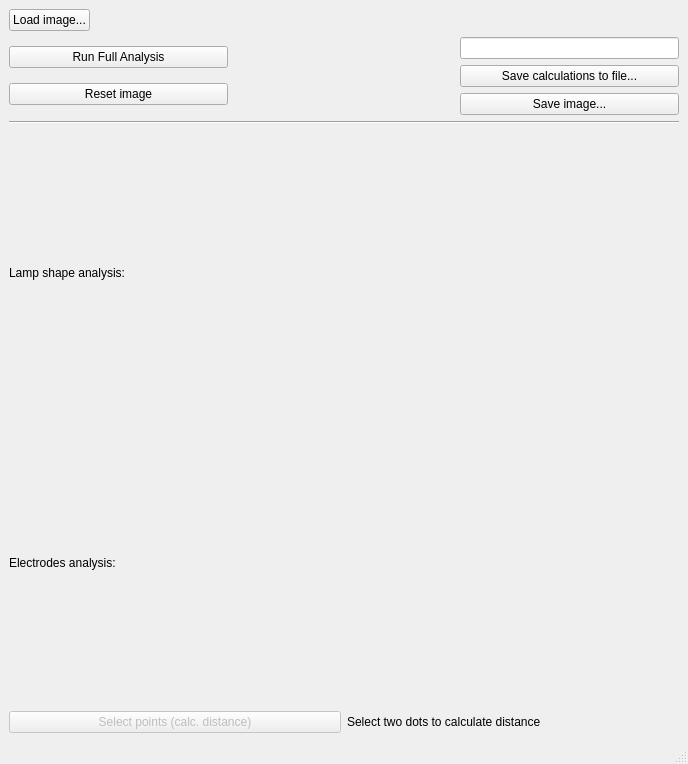
First picture: the form in mainwindow/mainwindow.ui, repository ste1maria/lampImageAnalyser, before the edit.
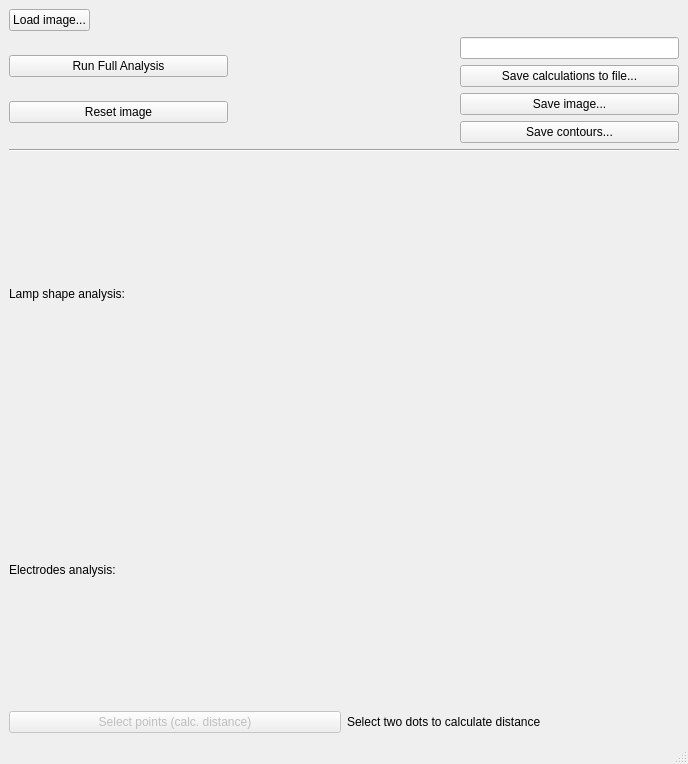
Second picture: the form after the edit.

Commit message: added saving wall contours

What changed in the file:
```diff
--- a/mainwindow/mainwindow.ui
+++ b/mainwindow/mainwindow.ui
@@ -86,6 +86,13 @@
           </property>
          </widget>
         </item>
+        <item>
+         <widget class="QPushButton" name="pushButtonSaveContours">
+          <property name="text">
+           <string>Save contours...</string>
+          </property>
+         </widget>
+        </item>
        </layout>
       </item>
       <item row="0" column="1">
```
The commit also changes 6 other files.
